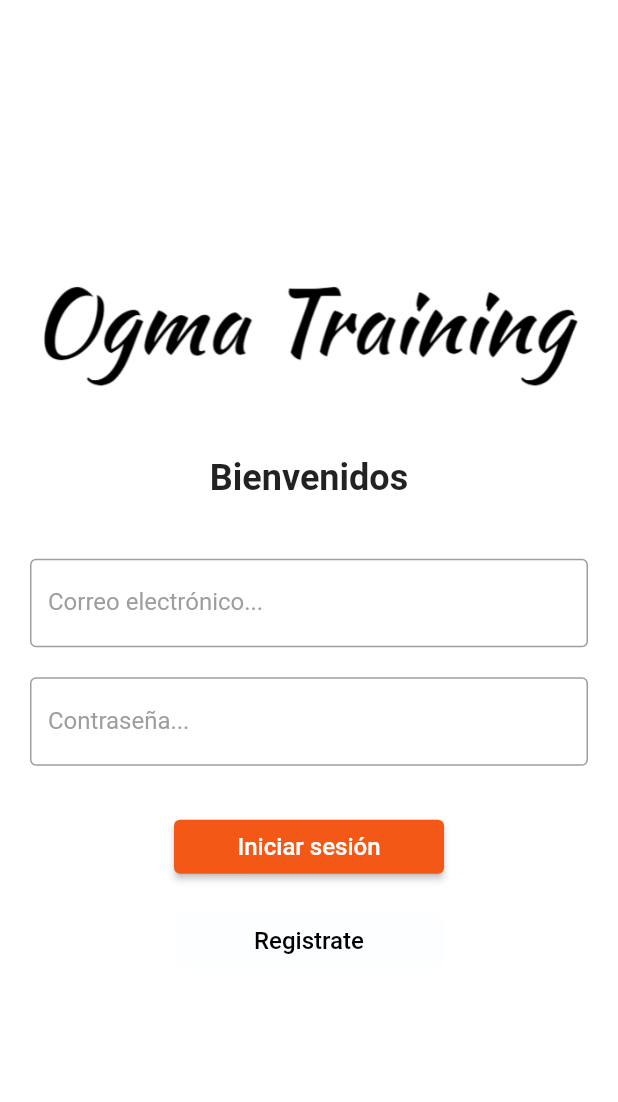
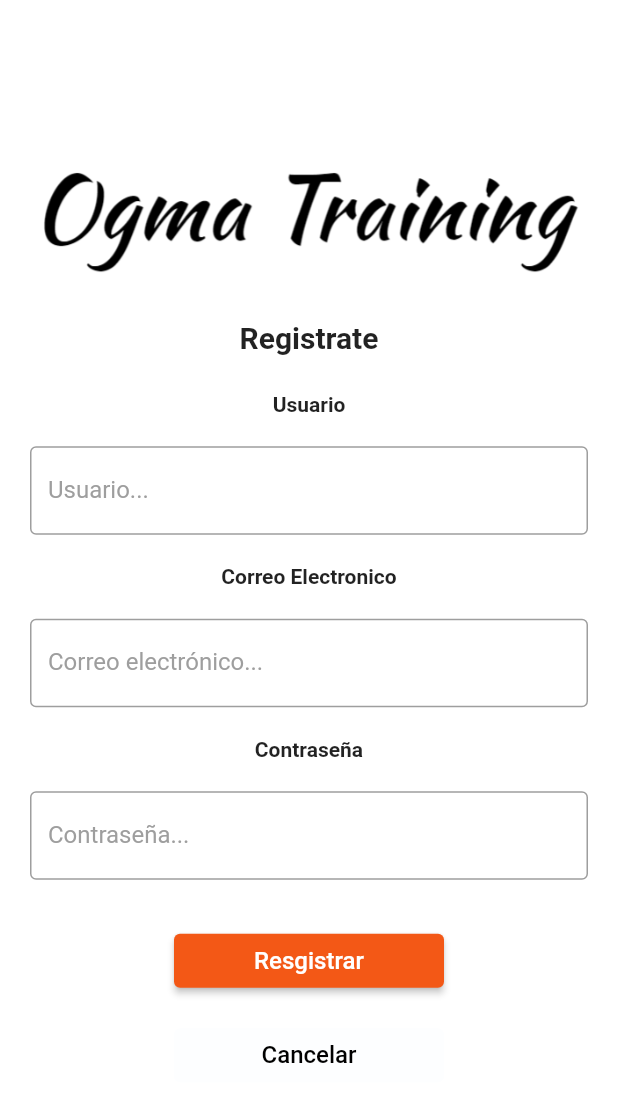
Before and after one commit to TheBlackMen89/gym, a Flutter app: the screen it shows after launch, after a tap on "Registrate", on a phone screen of 412 x 824 dp. Shown: the top 1102 px of the screen. Run offline on Flutter 3.47's test engine with Material 2 defaults, Android fonts, the phone set to English and light mode, and no system bars; our stand-ins replace animate_do, flutter_svg.

Commit message:
Se sube el refresh proyecto

```diff
--- a/lib/widgets/login.dart
+++ b/lib/widgets/login.dart
@@ -1,6 +1,8 @@
 import 'package:flutter/material.dart';
 import 'package:animate_do/animate_do.dart';
 import 'package:gym/widgets/principal.dart';
+import 'package:gym/widgets/registro.dart';
+
 
 class Login extends StatelessWidget {
   final TextEditingController emailController = TextEditingController();
@@ -62,32 +64,27 @@ class Login extends StatelessWidget {
                         // Navega a la página de inicio (HomePage)
                         Navigator.push(
                           context,
-                          MaterialPageRoute(builder: (context) => principal()),
+                          MaterialPageRoute(builder: (context) => const Principal()),
                         );
                       }
                     },
                     style: ElevatedButton.styleFrom(
-                        primary: const Color.fromARGB(255, 243, 88, 22),
+                        backgroundColor: const Color.fromARGB(255, 243, 88, 22),
                         fixedSize: const Size(180, 30)),
                     child: const Text('Iniciar sesión'),
                   ),
                   const SizedBox(height: 15.0),
                   TextButton(
                     onPressed: () {
-                      final email = emailController.text;
-                      final password = passwordController.text;
 
-                      // Validar el inicio de sesión (por ejemplo, usando credenciales predefinidas)
-                      if (email == 'admin' && password == '123') {
-                        // Navega a la página de inicio (HomePage)
                         Navigator.push(
                           context,
-                          MaterialPageRoute(builder: (context) => principal()),
+                          MaterialPageRoute(builder: (context) => Registro()),
                         );
-                      }
+
                     },
                     style: ElevatedButton.styleFrom(
-                        primary: const Color.fromARGB(255, 253, 254, 255),
+                        backgroundColor: const Color.fromARGB(255, 253, 254, 255),
                         fixedSize: const Size(180, 30)),
                     child: const Text(
                       'Registrate',
--- a/lib/widgets/registro.dart
+++ b/lib/widgets/registro.dart
@@ -0,0 +1,135 @@
+import 'package:flutter/material.dart';
+import 'package:gym/widgets/login.dart';
+import 'package:animate_do/animate_do.dart';
+
+class Registro extends StatelessWidget {
+  final TextEditingController usernameController = TextEditingController();
+  final TextEditingController emailController = TextEditingController();
+  final TextEditingController passwordController = TextEditingController();
+
+  Registro({super.key});
+
+  @override
+  Widget build(BuildContext context) {
+    return Scaffold(
+      body: Container(
+        color: const Color.fromARGB(255, 255, 255,
+            255), // Cambia el color de fondo de la página de inicio de sesión
+        child: Center(
+          child: FadeInRightBig(
+            child: Padding(
+              padding: const EdgeInsets.all(20.0),
+              child: Column(
+                mainAxisAlignment: MainAxisAlignment.center,
+                children: <Widget>[
+                  Image.asset('assets/ogma.png'),
+                  const SizedBox(height: 25.0),
+                  Title(
+                      color: Colors.white,
+                      child: const Text('Registrate',
+                          style: TextStyle(
+                            fontSize: 20,
+                            fontWeight: FontWeight.bold,
+                          ))),
+                  const SizedBox(height: 25.0),
+                  Title(
+                      color: Colors.white,
+                      child: const Text('Usuario',
+                          style: TextStyle(
+                            fontSize: 14,
+                            fontWeight: FontWeight.bold,
+                          ))),
+                  const SizedBox(height: 20.0),
+                  TextField(
+                    controller: usernameController,
+                    decoration: const InputDecoration(
+                      labelText: 'Usuario...',
+                      errorBorder: OutlineInputBorder(
+                        borderSide: BorderSide(color: Colors.red),
+                      ),
+                    ),
+                  ),
+                  const SizedBox(height: 20.0),
+                  Title(
+                      color: Colors.white,
+                      child: const Text('Correo Electronico',
+                          style: TextStyle(
+                            fontSize: 14,
+                            fontWeight: FontWeight.bold,
+                          ))),
+                  const SizedBox(height: 20.0),
+                  TextField(
+                    controller: emailController,
+                    decoration: const InputDecoration(
+                      labelText: 'Correo electrónico...',
+                      errorBorder: OutlineInputBorder(
+                        borderSide: BorderSide(color: Colors.red),
+                      ),
+                    ),
+                  ),
+                  const SizedBox(height: 20.0),
+                  Title(
+                      color: Colors.white,
+                      child: const Text('Contraseña',
+                          style: TextStyle(
+                            fontSize: 14,
+                            fontWeight: FontWeight.bold,
+                          ))),
+                  const SizedBox(height: 20.0),
+                  TextField(
+                    controller: passwordController,
+                    decoration: const InputDecoration(
+                      labelText: 'Contraseña...',
+                      errorBorder: OutlineInputBorder(
+                        borderSide: BorderSide(color: Colors.red),
+                      ),
+                    ),
+                    obscureText: true,
+                  ),
+                  const SizedBox(height: 30.0),
+                  ElevatedButton(
+                    onPressed: () {
+                      //final username = usernameController;
+                      //final email = emailController.text;
+                      //final password = passwordController.text;
+
+                      //logica para guardar en la bd
+
+                      Navigator.push(
+                        context,
+                        MaterialPageRoute(builder: (context) => Login()),
+                      );
+                    },
+                    style: ElevatedButton.styleFrom(
+                        backgroundColor: const Color.fromARGB(255, 243, 88, 22),
+                        fixedSize: const Size(180, 30)),
+                    child: const Text('Resgistrar'),
+                  ),
+                  const SizedBox(height: 15.0),
+                  TextButton(
+                    onPressed: () {
+                      //Navigator.of(context).pop();
+                      Navigator.push(
+                        context,
+                        MaterialPageRoute(builder: (context) => Login()),
+                      );
+                    },
+                    style: ElevatedButton.styleFrom(
+                        backgroundColor: const Color.fromARGB(255, 253, 254, 255),
+                        fixedSize: const Size(180, 30)),
+                    child: const Text(
+                      'Cancelar',
+                      style: TextStyle(
+                        color: Colors.black,
+                      ),
+                    ),
+                  ),
+                ],
+              ),
+            ),
+          ),
+        ),
+      ),
+    );
+  }
+}
--- a/pubspec.yaml
+++ b/pubspec.yaml
@@ -57,6 +57,7 @@ flutter:
   assets:
     - assets/ogma.jpg
     - assets/ogma.png
+    - assets/ogma.svg
 
 
 
```
Also changed, not shown: lib/widgets/cicleButton.dart (deleted, +0 -55 lines), lib/widgets/principal.dart (+28 -22 lines), assets/ogma.svg, assets/ogma2.svg (added), assets/ogma3.svg (added), 1 other file.
